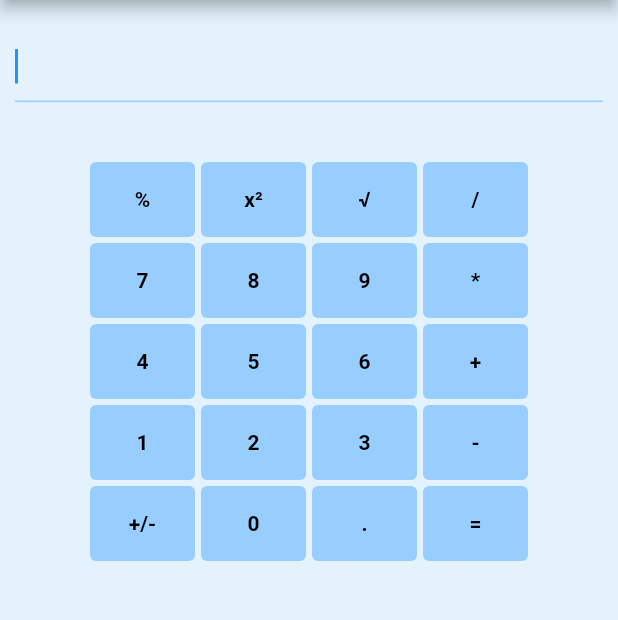
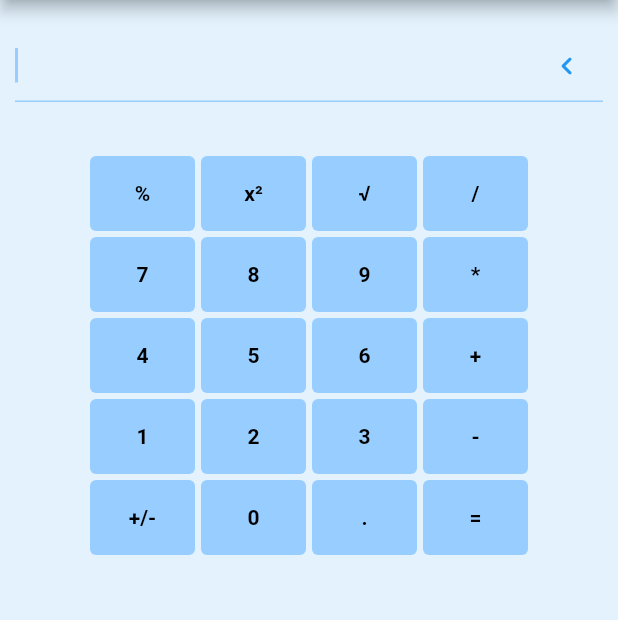
Before and after one commit to Anastasia1487/calculator, a Flutter app: the screen it shows after launch, in the side drawer, after a tap on the "close" icon, on a phone screen of 412 x 824 dp, the part 84-704 px from its top. Run offline on Flutter 3.47's test engine with Material 2 defaults, Android fonts, the phone set to English and light mode, and no system bars; our stand-ins replace easy_localization, flutter_riverpod; missing offline and left inert: function_tree, window_manager.

Commit message:
Some fixes and additionals

```diff
--- a/assets/translations/en.json
+++ b/assets/translations/en.json
@@ -12,6 +12,7 @@
   "help": "Help",
   "reference": "Reference",
   "about_program": "About program",
+  "additional": "Additions",
   "reference_text": "Calculator - a tool for calculating basic and special functions.\n\nKeyboard shortcuts:\nCTRL+C - copy selected text.\nCTRL+V - paste selected text.",
   "about_program_text": "Calculator (Laboratory work No. 2)\nVersion 1.0\n\n© 2023 \"Left wand Twix\" - a team of students of group 4AMCS-PT FSBEI HE \"MASU\"\n\nCross-platform application developed within the discipline \"Fundamentals of cross-platform application development\""
 }
--- a/assets/translations/ru.json
+++ b/assets/translations/ru.json
@@ -12,6 +12,7 @@
   "help": "Справка",
   "reference": "Справка",
   "about_program": "О программе",
+  "additional": "Дополнительные возможности",
   "reference_text": "Калькулятор - инструмент для вычислений базовых и специальных функций.\n\nГоряие клавиши:\nCTRL+C - скопировать выделенный текст.\nCTRL+V - вставить выделенный текст.",
   "about_program_text": "Калькулятор (Лабораторная работа №2)\nВерсия 1.0\n\n© 2023 \"Левая палочка Твикс\" - команда студентов гуппы 4БПМИ-ПТ ФГБОУ ВО \"МАГУ\"\n\nКроссплатформенное приложение разработанное в рамках дисциплины \"Основы разработки кросс-платформенных приложений\""
 }
--- a/lib/custom_colors.dart
+++ b/lib/custom_colors.dart
@@ -11,7 +11,7 @@ class CustomColors{
   static const Color darkTextMenuBar = Color(0xFFBDBDBD);
 
 
-  static const Color warmThemeMenu = Color(0xFFFF8244);
+  static const Color warmThemeMenu = Color(0xFF357C23);
 
 
 
--- a/lib/custom_theme.dart
+++ b/lib/custom_theme.dart
@@ -8,11 +8,9 @@ class CustomTheme with ChangeNotifier {
       primaryColor: CustomColors.lightThemeMenu,
       scaffoldBackgroundColor: CustomColors.lightThemeMainBody,
       canvasColor: CustomColors.lightThemeMenuBar,
-      textTheme: TextTheme(bodyText2: TextStyle(color: Colors.black)),
-      appBarTheme: AppBarTheme(
-        iconTheme: IconThemeData(
-          color: Colors.black
-        ),
+      textTheme: const TextTheme(bodyMedium: TextStyle(color: Colors.black)),
+      appBarTheme: const AppBarTheme(
+        iconTheme: IconThemeData(color: Colors.black),
         backgroundColor: Colors.blue,
         // color: Colors.white,
       ),
@@ -23,9 +21,7 @@ class CustomTheme with ChangeNotifier {
           collapsedTextColor: Colors.black,
           iconColor: Colors.black,
           collapsedIconColor: Colors.black),
-      listTileTheme: ListTileThemeData(textColor: Colors.black),
-      buttonColor: Colors.blue,
-
+      listTileTheme: const ListTileThemeData(textColor: Colors.black),
     );
   }
 
@@ -33,7 +29,7 @@ class CustomTheme with ChangeNotifier {
     return ThemeData(
       primaryColor: CustomColors.darkThemeMenu,
       scaffoldBackgroundColor: Colors.grey,
-        textTheme: TextTheme(bodyText2: TextStyle(color: Colors.white)),
+      textTheme: const TextTheme(bodyMedium: TextStyle(color: Colors.white)),
       canvasColor: CustomColors.darkThemeMenuBar,
       appBarTheme: const AppBarTheme(
         backgroundColor: Colors.black,
@@ -47,10 +43,7 @@ class CustomTheme with ChangeNotifier {
         collapsedIconColor: CustomColors.darkTextMenuBar,
         iconColor: CustomColors.darkTextMenuBar,
       ),
-        listTileTheme:
-            ListTileThemeData(textColor: CustomColors.darkTextMenuBar),
-      buttonColor: Colors.black,
-
+      listTileTheme: const ListTileThemeData(textColor: CustomColors.darkTextMenuBar),
     );
   }
 
@@ -58,12 +51,12 @@ class CustomTheme with ChangeNotifier {
     return ThemeData(
       primaryColor: CustomColors.warmThemeMenu,
       scaffoldBackgroundColor: Colors.lightGreen,
-      textTheme: TextTheme(
-        bodyText2: TextStyle(color: Colors.white),
+      textTheme: const TextTheme(
+        bodyMedium: TextStyle(color: Colors.white),
       ),
       canvasColor: Colors.white,
       appBarTheme: const AppBarTheme(
-        backgroundColor: Colors.deepOrange,
+        backgroundColor: CustomColors.warmThemeMenu,
       ),
       expansionTileTheme: const ExpansionTileThemeData(
         backgroundColor: CustomColors.warmThemeMenu,
@@ -73,8 +66,7 @@ class CustomTheme with ChangeNotifier {
         collapsedIconColor: Colors.white,
         iconColor: Colors.white,
       ),
-      listTileTheme: ListTileThemeData(textColor: Colors.white),
-      buttonColor: Colors.deepOrange,
+      listTileTheme: const ListTileThemeData(textColor: Colors.white),
     );
   }
 
--- a/lib/main.dart
+++ b/lib/main.dart
@@ -1,4 +1,5 @@
-import 'package:calculator/custom_colors.dart';
+import 'dart:math';
+
 import 'package:calculator/generated/codegen_loader.g.dart';
 import 'package:calculator/generated/locale_keys.g.dart';
 import 'package:calculator/theme_provider.dart';
@@ -33,7 +34,8 @@ void main() async {
           path: 'assets/translations',
           fallbackLocale: const Locale('ru'),
           assetLoader: const CodegenLoader(),
-        child: const MyApp()),),
+          child: const MyApp()),
+    ),
   );
 }
 
@@ -96,7 +98,6 @@ class _GridCountState extends ConsumerState<GridCount> {
     focus.requestFocus();
   }
 
-
   double spacing = 4;
 
   String error = '';
@@ -130,7 +131,6 @@ class _GridCountState extends ConsumerState<GridCount> {
     );
   }
 
-
   void factor() {
     String text = controller.text.substring(0, controller.selection.baseOffset);
     final exp = RegExp(r'\d*\.?\d+');
@@ -149,7 +149,8 @@ class _GridCountState extends ConsumerState<GridCount> {
     print(text.length);
     final dop = lasti == last ? 2 : 0;
 
-    text = text.substring(0, text.length - last.toString().length + dop) + ratio.toString();
+    text = text.substring(0, text.length - last.toString().length + dop) +
+        ratio.toString();
     print(text);
 
     controller.text =
@@ -204,8 +205,6 @@ class _GridCountState extends ConsumerState<GridCount> {
     print(ratio);
   }
 
-
-
   void addText(String text) {
     final offset = controller.selection.base.offset;
     offset >= 0
@@ -233,13 +232,22 @@ class _GridCountState extends ConsumerState<GridCount> {
 
   void openHelp() {
     Navigator.push(
-        context, MaterialPageRoute(builder: (context) => SecondScreen()));
+      context,
+      MaterialPageRoute(
+        builder: (context) => const SecondScreen(),
+      ),
+    );
   }
 
   void openAbout() {
     Navigator.push(
-        context, MaterialPageRoute(builder: (context) => ThirdScreen()));
+      context,
+      MaterialPageRoute(
+        builder: (context) => const ThirdScreen(),
+      ),
+    );
   }
+
   Future<void> setSize(double width) async {
     if (!kIsWeb) {
       final size = Size(width, height);
@@ -251,16 +259,18 @@ class _GridCountState extends ConsumerState<GridCount> {
 
   @override
   Widget build(BuildContext context) {
+    Color? color = Theme.of(context).textTheme.bodyMedium?.color;
 
-    Color? color = Theme.of(context).textTheme.bodyText2?.color;
-
-    return Scaffold(
+    return GestureDetector(
+      onTap: () => focus.requestFocus(),
+      child: Scaffold(
         appBar: AppBar(
           title: Text(
             style: TextStyle(
               color: color,
             ),
-            LocaleKeys.calculator.tr()),
+            LocaleKeys.calculator.tr(),
+          ),
           actions: [
             TextButton(
               child: Text(
@@ -279,14 +289,19 @@ class _GridCountState extends ConsumerState<GridCount> {
           ],
         ),
         drawer: Drawer(
+          child: Container(
+            color: Theme.of(context).expansionTileTheme.backgroundColor,
             child: ListView(
               children: [
                 ListTile(
                   leading: IconButton(
-                icon: const Icon(Icons.close),
+                    icon: Icon(
+                      Icons.close,
+                      color: Theme.of(context).textTheme.bodyMedium?.color,
+                    ),
                     onPressed: () => Navigator.pop(context),
                   ),
-              title: const Text('Дополнительные возможности'),
+                  title: Text(LocaleKeys.additional.tr()),
                 ),
                 ExpansionTile(
                   title: Text(LocaleKeys.mode.tr()),
@@ -303,7 +318,7 @@ class _GridCountState extends ConsumerState<GridCount> {
                       },
                     ),
                     ListTile(
-                  title:Text(LocaleKeys.advanced.tr()),
+                      title: Text(LocaleKeys.advanced.tr()),
                       //textColor: isExtended ? CustomColors.selectedMenuItem : null,
                       onTap: () {
                         setState(() {
@@ -343,11 +358,11 @@ class _GridCountState extends ConsumerState<GridCount> {
                     ),
                     ListTile(
                       title: Text(LocaleKeys.dark_theme.tr()),
-                  onTap: () =>  ref.read(themeProvider.notifier).setDark(),
+                      onTap: () => ref.read(themeProvider.notifier).setDark(),
                     ),
                     ListTile(
                       title: Text(LocaleKeys.children_theme.tr()),
-                  onTap: () =>  ref.read(themeProvider.notifier).setWarm(),
+                      onTap: () => ref.read(themeProvider.notifier).setWarm(),
                     ),
                   ],
                 ),
@@ -367,6 +382,7 @@ class _GridCountState extends ConsumerState<GridCount> {
               ],
             ),
           ),
+        ),
         body: Column(
           mainAxisAlignment: MainAxisAlignment.spaceEvenly,
           children: [
@@ -375,27 +391,54 @@ class _GridCountState extends ConsumerState<GridCount> {
             ),
             Padding(
               padding: const EdgeInsets.symmetric(horizontal: 10),
-            child: TextField(
-              cursorColor: Theme.of(context).buttonColor,
+              child: TextFormField(
+                  cursorColor: Theme.of(context).primaryColor,
                   style: TextStyle(
-                color: Theme.of(context).textTheme.bodyText2?.color,
+                    color: Theme.of(context).textTheme.bodyMedium?.color,
                     fontSize: 20,
                   ),
+                  minLines: 1,
+                  maxLines: 2,
                   controller: controller,
                   focusNode: focus,
                   autofocus: true,
                   decoration: InputDecoration(
                     enabledBorder: UnderlineInputBorder(
-                  borderSide: BorderSide(color: Theme.of(context).primaryColor),
+                      borderSide:
+                          BorderSide(color: Theme.of(context).primaryColor),
                     ),
                     focusedBorder: UnderlineInputBorder(
-                  borderSide: BorderSide(color: Theme.of(context).primaryColor),
+                      borderSide:
+                          BorderSide(color: Theme.of(context).primaryColor),
                     ),
+                    suffixIcon: InkWell(
+                      onTap: () {
+                        final base = controller.selection.baseOffset;
+                        if (base > 0) {
+                          controller.text =
+                              controller.text.substring(0, base - 1) +
+                                  controller.text.substring(base);
+                          controller.selection = TextSelection.fromPosition(
+                            TextPosition(offset: base - 1),
+                          );
+                          focus.requestFocus();
+                        }
+                      },
+                      onLongPress: () {
+                        controller.text = '';
+                        focus.requestFocus();
+                      },
+                      child: const Icon(Icons.keyboard_arrow_left_rounded),
                     ),
+                  )),
             ),
-          ),
-          const SizedBox(
-            height: 40,
+            error.isNotEmpty
+                ? Text(
+                    error,
+                    style: const TextStyle(color: Colors.red, fontSize: 26),
+                  )
+                : const SizedBox(
+                    height: 36,
                   ),
             Row(
               mainAxisAlignment: MainAxisAlignment.center,
@@ -625,8 +668,11 @@ class _GridCountState extends ConsumerState<GridCount> {
                             addText('0');
                           },
                         ),
-                      const DialKey(
+                        DialKey(
                           number: '.',
+                          onTap: () {
+                            addText('.');
+                          },
                         ),
                         DialKey(
                           number: '=',
@@ -642,6 +688,7 @@ class _GridCountState extends ConsumerState<GridCount> {
             ),
             const Spacer()
           ],
+        ),
       ),
     );
   }
@@ -662,13 +709,13 @@ class Base extends StatelessWidget {
       width: 218,
       decoration: BoxDecoration(
         borderRadius: BorderRadius.circular(4),
-        color: Colors.white24,
+        color: Theme.of(context).primaryColor,
       ),
       child: Center(
         child: Text(
           base,
-          style: const TextStyle(
-            color: Colors.white,
+          style: TextStyle(
+            color: Theme.of(context).textTheme.bodyMedium?.color,
             fontWeight: FontWeight.bold,
           ),
         ),
@@ -677,7 +724,7 @@ class Base extends StatelessWidget {
   }
 }
 
-class DialKey extends StatelessWidget {
+class DialKey extends ConsumerWidget {
   final String number;
   final VoidCallback? onTap;
 
@@ -688,10 +735,11 @@ class DialKey extends StatelessWidget {
   });
 
   @override
-  Widget build(BuildContext context) {
-
-    Color color = Theme.of(context).primaryColor;
-
+  Widget build(BuildContext context, WidgetRef ref) {
+    int r = Random().nextInt(255);
+    int g = Random().nextInt(255);
+    int b = Random().nextInt(255);
+    Color color = Color.fromRGBO(r, g, b, 1);
     return InkWell(
       onTap: onTap,
       child: Container(
@@ -699,13 +747,14 @@ class DialKey extends StatelessWidget {
         height: 50,
         decoration: BoxDecoration(
           borderRadius: BorderRadius.circular(4),
-          color: color,
+          color: ref.watch(themeProvider.notifier).isWarm
+              ? color
+              : Theme.of(context).primaryColor,
         ),
         child: Center(
           child: Text(
             number,
             style: const TextStyle(
-
               fontWeight: FontWeight.bold,
             ),
           ),
@@ -716,27 +765,29 @@ class DialKey extends StatelessWidget {
 }
 
 class SecondScreen extends StatelessWidget {
+  const SecondScreen({super.key});
+
   @override
   Widget build(BuildContext context) {
     return Scaffold(
       appBar: AppBar(title: Text(LocaleKeys.reference.tr())),
       body: Align(
           alignment: Alignment.topCenter,
-          child: Text(LocaleKeys.reference_text.tr())
-      ),
+          child: Text(LocaleKeys.reference_text.tr())),
     );
   }
 }
 
 class ThirdScreen extends StatelessWidget {
+  const ThirdScreen({super.key});
+
   @override
   Widget build(BuildContext context) {
     return Scaffold(
       appBar: AppBar(title: Text(LocaleKeys.about_program.tr())),
       body: Align(
           alignment: Alignment.topCenter,
-          child: Text(LocaleKeys.about_program_text.tr())
-      ),
+          child: Text(LocaleKeys.about_program_text.tr())),
     );
   }
 }
--- a/lib/theme_provider.dart
+++ b/lib/theme_provider.dart
@@ -20,4 +20,6 @@ class ThemeNotifier extends StateNotifier<ThemeData> {
   void setWarm() {
     state = CustomTheme.warmTheme;
   }
+
+  bool get isWarm => state == CustomTheme.warmTheme;
 }
```
Also changed, not shown: lib/generated/codegen_loader.g.dart, lib/generated/locale_keys.g.dart. Lines whose indentation alone changed are shown as unchanged.
